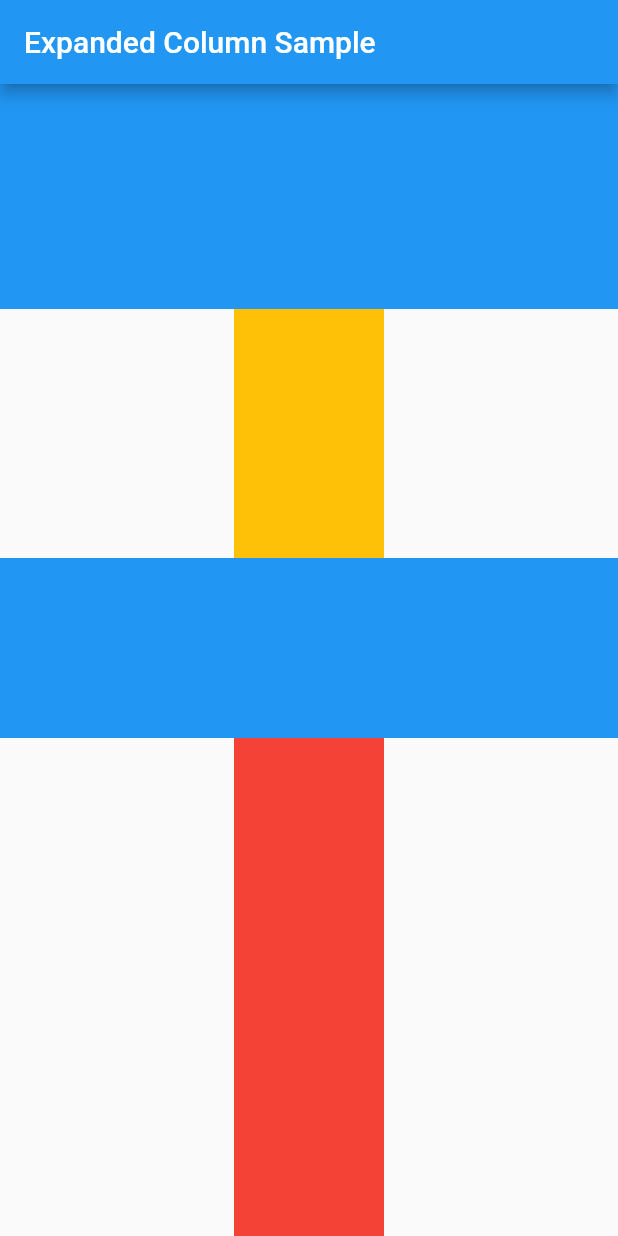
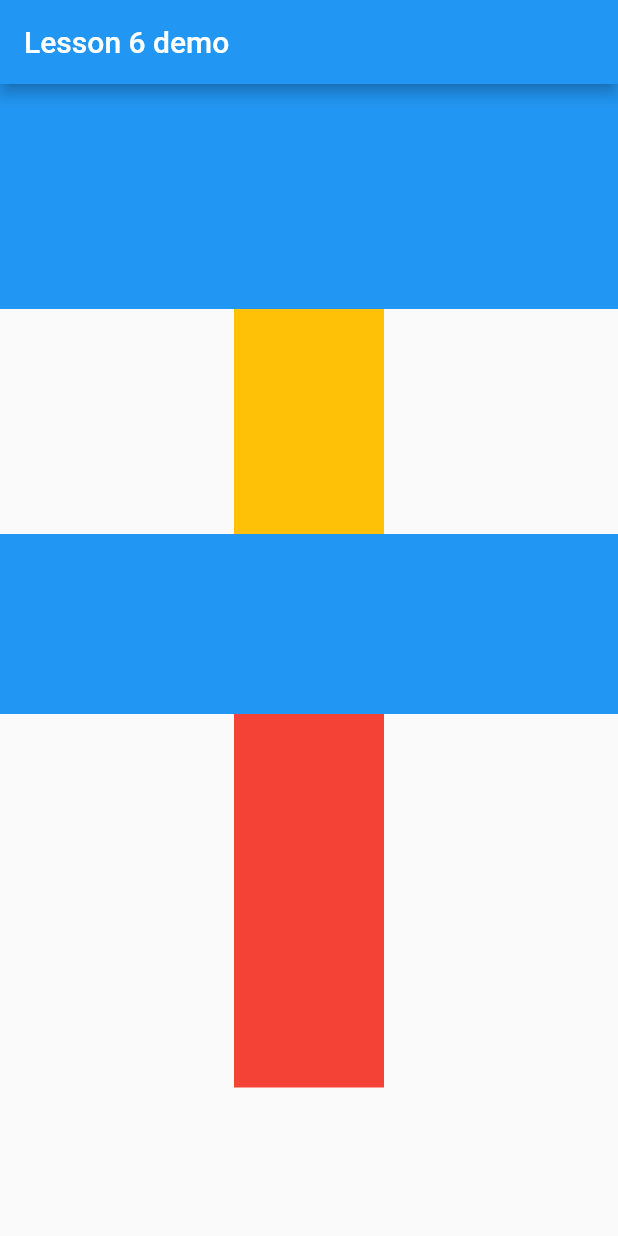
Before and after one commit to DuyLeHong/fluttertest2, a Flutter app: the MyStatelessWidget screen opened directly, on a phone screen of 412 x 824 dp. Run offline on Flutter 3.47's test engine with Material 2 defaults, Android fonts, the phone set to English and light mode, and no system bars; our stand-ins replace sqflite; accounts and stored records are empty; Roboto replaces fonts that are missing (Georgia).

Commit message:
Lesson 6: Flexible Widget

```diff
--- a/lib/view/Lesson6.dart
+++ b/lib/view/Lesson6.dart
@@ -23,7 +23,7 @@ class MyStatelessWidget extends StatelessWidget {
   Widget build(BuildContext context) {
     return Scaffold(
       appBar: AppBar(
-        title: const Text('Expanded Column Sample'),
+        title: const Text('Lesson 6 demo'),
       ),
       body: SafeArea(
         child: Center(
@@ -33,19 +33,21 @@ class MyStatelessWidget extends StatelessWidget {
                 color: Colors.blue,
                 height: 150,
               ),
-              Expanded(
+              Flexible(
                 flex: 1,
+                //fit: FlexFit.tight, // thu bo comment cho nay
                 child: Container(
                   color: Colors.amber,
                   width: 100,
+                  height: 150,
                 ),
               ),
               Container(
                 color: Colors.blue,
                 height: 120,
               ),
-              Expanded(
-                flex: 2,
+              Flexible(
+                flex: 1,
                 child: Container(
                   color: Colors.red,
                   width: 100,
```
